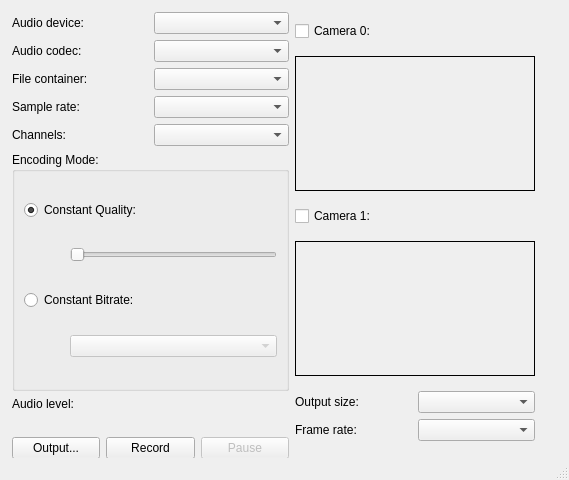
Old version of the form avrecorder.ui in the repository HIIT/meeting-recorder.
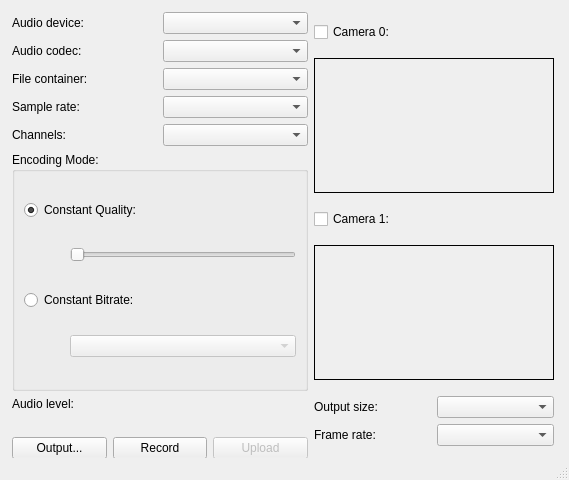
New version of the form.

Commit message: Changes in UI: pause->upload, default videosize, title.

Diff of the .ui file:
```diff
--- a/avrecorder.ui
+++ b/avrecorder.ui
@@ -19,7 +19,7 @@
      <rect>
       <x>12</x>
       <y>12</y>
-      <width>543</width>
+      <width>562</width>
       <height>467</height>
      </rect>
     </property>
@@ -220,7 +220,7 @@
             <bool>false</bool>
            </property>
            <property name="text">
-            <string>Pause</string>
+            <string>Upload</string>
            </property>
           </widget>
          </item>
@@ -341,6 +341,12 @@
          <property name="sizeType">
           <enum>QSizePolicy::Maximum</enum>
          </property>
+         <property name="sizeHint" stdset="0">
+          <size>
+           <width>0</width>
+           <height>0</height>
+          </size>
+         </property>
         </spacer>
        </item>
       </layout>
```
Left out of the diff: 6 changed lines with no effect on the pictures. The commit also changes 3 other files.
